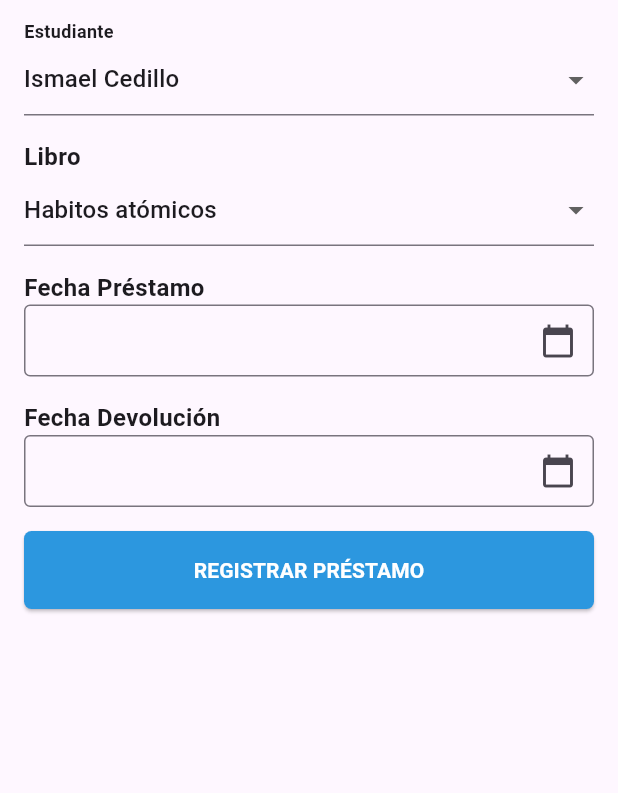
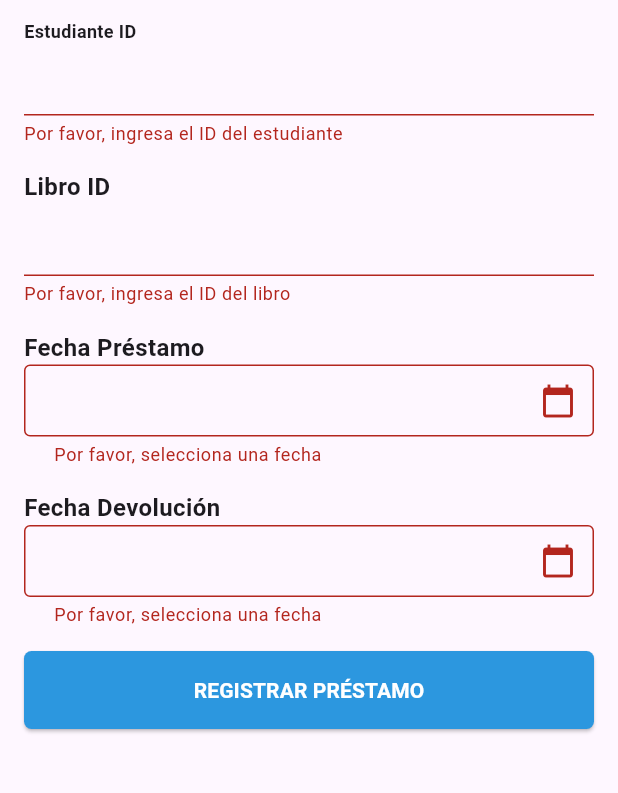
Before and after one commit to AndresLopez13/Front-Books-15589, a Flutter app: the LoanScreen screen opened directly, after a tap on "REGISTRAR PRÉSTAMO", on a phone screen of 412 x 824 dp, the part 84-877 px from its top. Run offline on Flutter 3.47's test engine with Material 3 defaults, Android fonts, the light colour scheme and no system bars; our stand-ins replace shared_preferences; accounts and stored records are empty.

Commit message:
register loan

```diff
--- a/frontbooks/lib/config/API/endpoints_api.dart
+++ b/frontbooks/lib/config/API/endpoints_api.dart
@@ -1,4 +1,6 @@
 class Endpoints {
-  static const String _api = "https://901b-192-188-58-17.ngrok-free.app";
+  static const String _api = "https://1ec5-192-188-58-24.ngrok-free.app";
   static const login = "$_api/api/login";
+  static const lending = "$_api/api/lending";
+  static const stocks = "$_api/api/stocks";
 }
--- a/frontbooks/lib/presentation/screens/loan_screen.dart
+++ b/frontbooks/lib/presentation/screens/loan_screen.dart
@@ -1,7 +1,45 @@
 import 'package:flutter/material.dart';
+import 'package:frontbooks/config/API/endpoints_api.dart';
 import 'package:frontbooks/utils/colors.dart';
 import 'package:intl/intl.dart';
 import 'package:frontbooks/presentation/widgets/custom_scaffold.dart';
+import 'dart:convert';
+import 'package:http/http.dart' as http;
+
+// Función para enviar los datos al endpoint
+Future<void> sendLoanDataToEndpoint({
+  required int studentId,
+  required int bookId,
+  required String loanDate,
+  required String returnDate,
+}) async {
+  // Construye el cuerpo de la solicitud en formato JSON
+  final Map<String, dynamic> requestData = {
+    'student_id': studentId,
+    'book_id': bookId,
+    'loan_date': loanDate,
+    'return_date': returnDate,
+  };
+
+  // Convierte el mapa en una cadena JSON
+  final String requestBody = jsonEncode(requestData);
+
+  // Realiza la solicitud HTTP POST
+  final response = await http.post(
+    Uri.parse(Endpoints.lending),
+    headers: <String, String>{
+      'Content-Type': 'application/json; charset=UTF-8',
+    },
+    body: requestBody,
+  );
+
+  // Verifica el estado de la respuesta
+  if (response.statusCode == 200) {
+    print('Datos enviados correctamente');
+  } else {
+    print('Error al enviar los datos: ${response.statusCode}');
+  }
+}
 
 class LoanScreen extends StatefulWidget {
   const LoanScreen({Key? key}) : super(key: key);
@@ -15,8 +53,8 @@ class _LoanScreenState extends State<LoanScreen> {
   final _startDateController = TextEditingController();
   final _endDateController = TextEditingController();
 
-  String _selectedStudent = 'Ismael Cedillo';
-  String _selectedBook = 'Habitos atómicos';
+  String _studentId = '';
+  String _bookId = '';
 
   final List<String> _students = [
     'Ismael Cedillo',
@@ -60,56 +98,40 @@ class _LoanScreenState extends State<LoanScreen> {
             children: [
               const SizedBox(height: 12),
               Text(
-                'Estudiante',
+                'Estudiante ID', // Cambiar texto a "Estudiante ID"
                 style: TextStyle(
                   fontWeight: FontWeight.bold,
                   fontSize: inputFontSize,
                 ),
               ),
-              DropdownButtonFormField<String>(
-                value: _selectedStudent,
+              TextFormField(
+                keyboardType: TextInputType.number, // Teclado numérico
                 onChanged: (value) {
-                  setState(() {
-                    _selectedStudent = value!;
-                  });
+                  _studentId = value; // Capturar el valor del ID del estudiante
                 },
-                items: _students.map((student) {
-                  return DropdownMenuItem<String>(
-                    value: student,
-                    child: Text(student),
-                  );
-                }).toList(),
                 validator: (value) {
                   if (value == null || value.isEmpty) {
-                    return 'Por favor, selecciona un estudiante';
+                    return 'Por favor, ingresa el ID del estudiante';
                   }
                   return null;
                 },
               ),
               const SizedBox(height: 16.0),
               const Text(
-                'Libro',
+                'Libro ID', // Cambiar texto a "Libro ID"
                 style: TextStyle(
                   fontSize: 16,
                   fontWeight: FontWeight.bold,
                 ),
               ),
-              DropdownButtonFormField<String>(
-                value: _selectedBook,
+              TextFormField(
+                keyboardType: TextInputType.number, // Teclado numérico
                 onChanged: (value) {
-                  setState(() {
-                    _selectedBook = value!;
-                  });
+                  _bookId = value; // Capturar el valor del ID del libro
                 },
-                items: _books.map((book) {
-                  return DropdownMenuItem<String>(
-                    value: book,
-                    child: Text(book),
-                  );
-                }).toList(),
                 validator: (value) {
                   if (value == null || value.isEmpty) {
-                    return 'Por favor, selecciona un libro';
+                    return 'Por favor, ingresa el ID del libro';
                   }
                   return null;
                 },
@@ -196,12 +218,20 @@ class _LoanScreenState extends State<LoanScreen> {
               const SizedBox(height: 16.0),
               ElevatedButton(
                 onPressed: () {
-                  // Navigator.push(
-                  //   context,
-                  //   MaterialPageRoute(
-                  //     builder: (context) => const LoanScreen(),
-                  //   ),
-                  // );
+                  // Validar el formulario antes de enviar los datos
+                  if (_formKey.currentState!.validate()) {
+                    // Obtener las fechas seleccionadas del formulario
+                    final loanDate = _startDateController.text;
+                    final returnDate = _endDateController.text;
+
+                    // Enviar los datos al endpoint
+                    sendLoanDataToEndpoint(
+                      studentId: int.parse(_studentId),
+                      bookId: int.parse(_bookId),
+                      loanDate: loanDate,
+                      returnDate: returnDate,
+                    );
+                  }
                 },
                 style: ElevatedButton.styleFrom(
                   foregroundColor: AppColors.whiteColor,
--- a/frontbooks/lib/presentation/widgets/loan_list_item.dart
+++ b/frontbooks/lib/presentation/widgets/loan_list_item.dart
@@ -11,8 +11,8 @@ class LoanListItem extends StatelessWidget {
 
   @override
   Widget build(BuildContext context) {
-    final String studentName = loan['studentName']!;
-    final String bookName = loan['bookName']!;
+    final String studentId = loan['studentId']!; // Cambio aquí
+    final String bookId = loan['bookId']!; // Cambio aquí
     final String loanDate = loan['loanDate']!;
     final String returnDate = loan['returnDate']!;
 
@@ -28,13 +28,13 @@ class LoanListItem extends StatelessWidget {
         },
         child: ListTile(
           title: Text(
-            studentName,
+            'ID Estudiante: $studentId', // Cambio aquí
             style: const TextStyle(fontWeight: FontWeight.bold),
           ),
           subtitle: Column(
             crossAxisAlignment: CrossAxisAlignment.start,
             children: [
-              Text('Libro: $bookName'),
+              Text('ID Libro: $bookId'), // Cambio aquí
               const SizedBox(
                 height: 6.0,
               ),
```
Also changed, not shown: frontbooks/lib/presentation/screens/view_loans_screen.dart (+1 -43 lines), frontbooks/lib/presentation/screens/view_stocks_screen.dart (+32 -16 lines).
